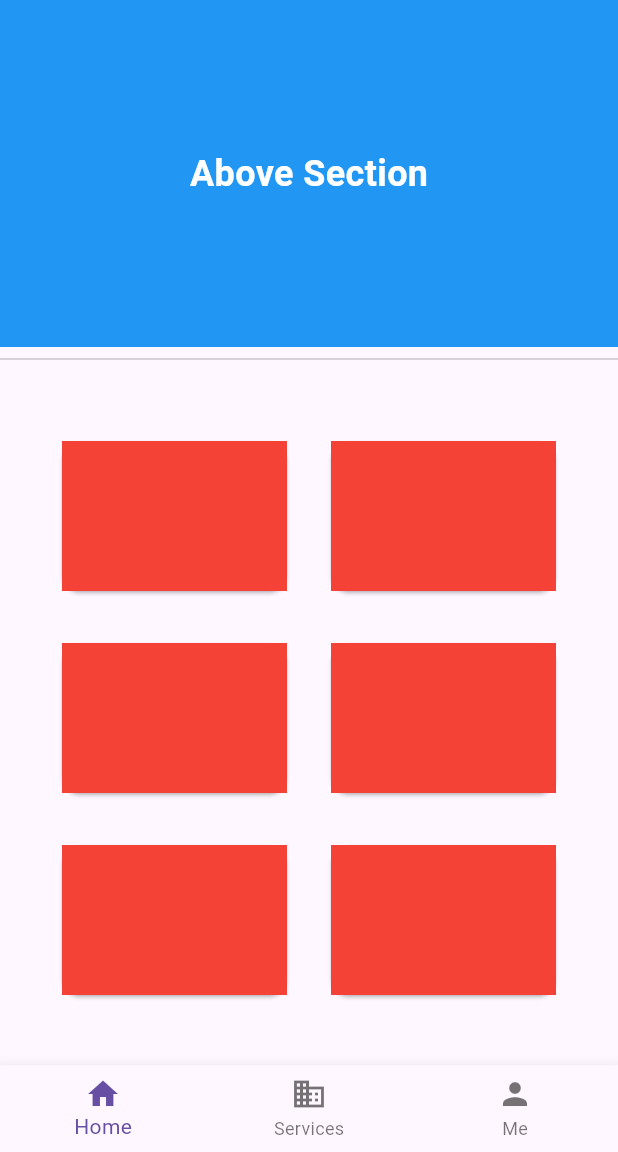
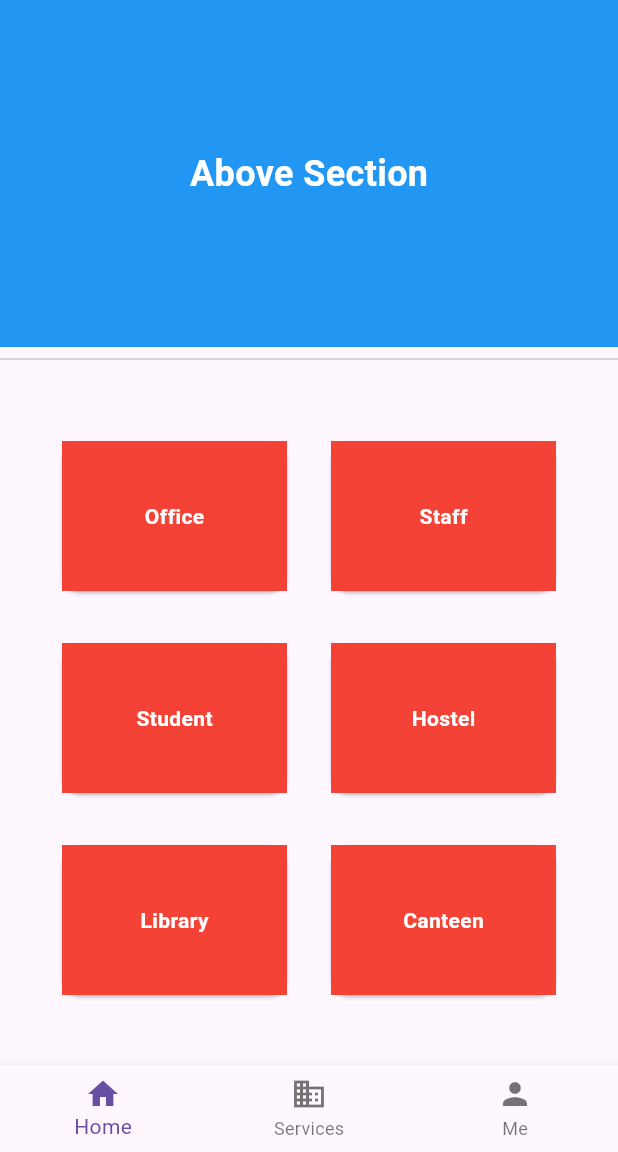
Before and after one commit to jezzyll/MajlisGramm-COPY, a Flutter app: the MajlisgramHome screen opened directly, on a phone screen of 412 x 824 dp, the part 84-1236 px from its top. Run offline on Flutter 3.47's test engine with Material 3 defaults, Android fonts, the phone set to English and light mode, and no system bars; our stand-ins replace cloud_firestore, firebase_auth, firebase_core; accounts and stored records are empty.

Commit message:
added-connected-cards

```diff
--- a/lib/majlisgram_home.dart
+++ b/lib/majlisgram_home.dart
@@ -41,7 +41,15 @@ class _MajlisgramHomeState extends State<MajlisgramHome> {
   Widget _getBody(int index) {
     switch (index) {
       case 0:
-        return MajlisgramHomePage();
+        return MajlisgramHomePage(
+          onCardTapped: () {
+            // Navigate to Office Page
+            Navigator.push(
+              context,
+              MaterialPageRoute(builder: (context) => OfficePage()),
+            );
+          },
+        );
       case 1:
         return ServicesPage();
       case 2:
@@ -59,6 +67,10 @@ class _MajlisgramHomeState extends State<MajlisgramHome> {
 }
 
 class MajlisgramHomePage extends StatelessWidget {
+  final VoidCallback? onCardTapped;
+
+  const MajlisgramHomePage({Key? key, this.onCardTapped}) : super(key: key);
+
   @override
   Widget build(BuildContext context) {
     return Column(
@@ -92,22 +104,22 @@ class MajlisgramHomePage extends StatelessWidget {
                 Row(
                   mainAxisAlignment: MainAxisAlignment.spaceEvenly,
                   children: [
-                    _buildRedSquare(),
-                    _buildRedSquare(),
+                    _buildRedSquare('Office', onCardTapped),
+                    _buildRedSquare('Staff', onCardTapped),
                   ],
                 ),
                 Row(
                   mainAxisAlignment: MainAxisAlignment.spaceEvenly,
                   children: [
-                    _buildRedSquare(),
-                    _buildRedSquare(),
+                    _buildRedSquare('Student', onCardTapped),
+                    _buildRedSquare('Hostel', onCardTapped),
                   ],
                 ),
                 Row(
                   mainAxisAlignment: MainAxisAlignment.spaceEvenly,
                   children: [
-                    _buildRedSquare(),
-                    _buildRedSquare(),
+                    _buildRedSquare('Library', onCardTapped),
+                    _buildRedSquare('Canteen', onCardTapped),
                   ],
                 ),
               ],
@@ -118,12 +130,24 @@ class MajlisgramHomePage extends StatelessWidget {
     );
   }
 
-  Widget _buildRedSquare() {
-    return Card(
-      child: Container(
-        width: 150,
-        height: 100,
-        color: Colors.red,
+  Widget _buildRedSquare(String title, VoidCallback? onTap) {
+    return GestureDetector(
+      onTap: onTap,
+      child: Card(
+        child: Container(
+          width: 150,
+          height: 100,
+          color: Colors.red,
+          child: Center(
+            child: Text(
+              title,
+              style: TextStyle(
+                color: Colors.white,
+                fontWeight: FontWeight.bold,
+              ),
+            ),
+          ),
+        ),
       ),
     );
   }
@@ -147,6 +171,20 @@ class MePage extends StatelessWidget {
   }
 }
 
+class OfficePage extends StatelessWidget {
+  @override
+  Widget build(BuildContext context) {
+    return Scaffold(
+      appBar: AppBar(
+        title: Text('Office'),
+      ),
+      body: Center(
+        child: Text('Office Page'),
+      ),
+    );
+  }
+}
+
 void main() {
   runApp(MaterialApp(
     title: 'MajlisGram App',
```
